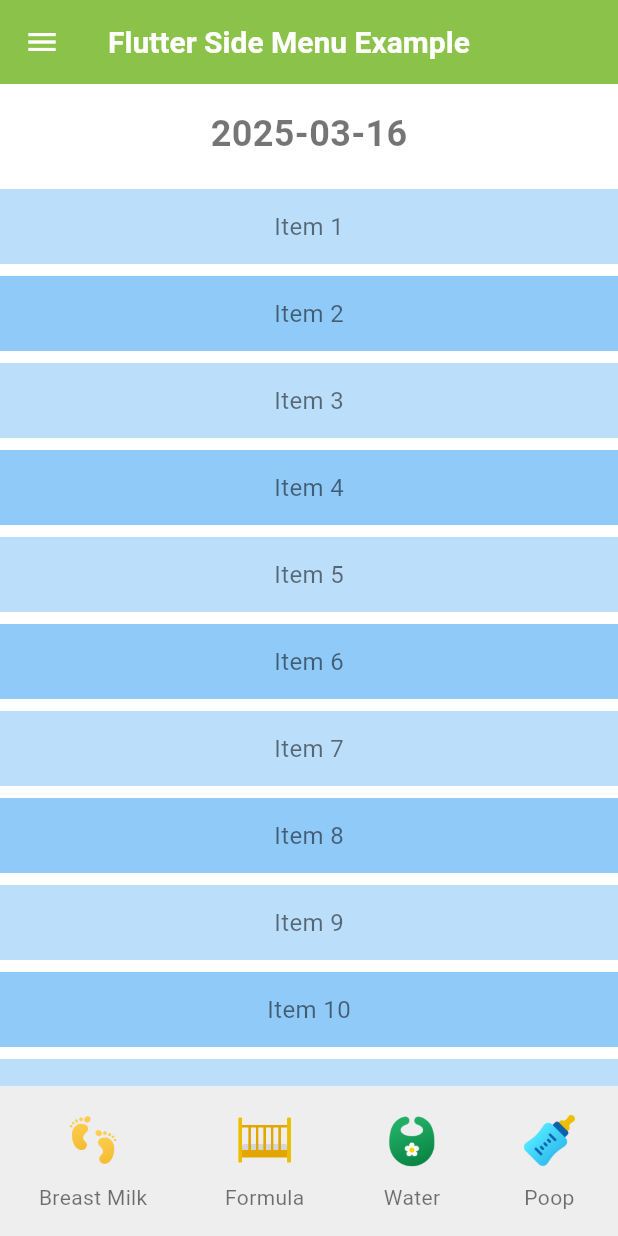
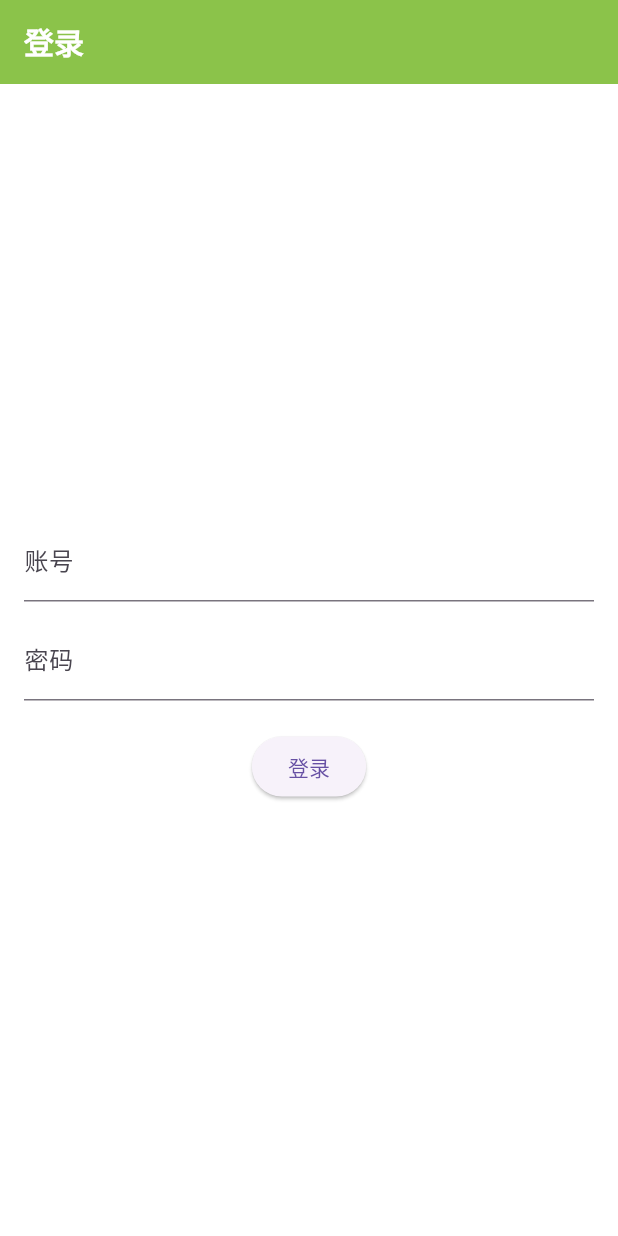
Before and after one commit to chaoyueLin/baby_care_demo, a Flutter app: the screen it shows after launch, on a phone screen of 412 x 824 dp. Run offline on Flutter 3.47's test engine with Material 3 defaults, Android fonts, the phone set to English and light mode, and no system bars; our stand-ins replace fl_chart, flutter_datetime_picker_plus, shared_preferences, sqflite; missing offline and left inert: image_pickers; accounts and stored records are empty; generated files the repository leaves out were written again.

Commit message:
增加登录页路由

```diff
--- a/lib/main.dart
+++ b/lib/main.dart
@@ -1,67 +1,31 @@
+import 'package:baby_care_demo/routes/login_page.dart';
+import 'package:baby_care_demo/routes/main_page.dart';
 import 'package:flutter/material.dart';
-import 'dart:async';
-import 'routes/home_page.dart';
-import 'routes/search_page.dart';
-import 'routes/notifications_page.dart';
-import 'routes/profile_page.dart';
-import 'package:fluttertoast/fluttertoast.dart';
+import 'package:shared_preferences/shared_preferences.dart';
 import 'package:flutter_gen/gen_l10n/S.dart';
 
-void main() {
-  runApp(MyApp());
+
+void main() async {
+  WidgetsFlutterBinding.ensureInitialized();
+  SharedPreferences prefs = await SharedPreferences.getInstance();
+  bool isLoggedIn = prefs.getBool("isLoggedIn") ?? false;
+
+  runApp(MyApp(isLoggedIn: isLoggedIn));
 }
 
-class MyApp extends StatefulWidget {
-  @override
-  _MyAppState createState() => _MyAppState();
-}
+class MyApp extends StatelessWidget {
+  final bool isLoggedIn;
 
-class _MyAppState extends State<MyApp> {
-  int _currentIndex = 0;
-  DateTime? _lastPressedAt;
-
-  final List<Widget> _pages = [
-    HomePage(),
-    SearchPage(),
-    NotificationsPage(),
-    ProfilePage(),
-  ];
-
-  /// 监听返回键
-  Future<bool> _onWillPop() async {
-    if (_currentIndex != 0) {
-      setState(() {
-        _currentIndex = 0;
-      });
-      return false;
-    } else {
-      final DateTime now = DateTime.now();
-      if (_lastPressedAt == null ||
-          now.difference(_lastPressedAt!) > Duration(seconds: 2)) {
-        _lastPressedAt = now;
-
-        Fluttertoast.showToast(
-          msg: S.of(context)?.exitPrompt ?? "Press again to exit",
-          toastLength: Toast.LENGTH_SHORT,
-          gravity: ToastGravity.BOTTOM,
-          backgroundColor: Colors.black,
-          textColor: Colors.white,
-          fontSize: 16.0,
-        );
-
-        return false;
-      }
-      return true;
-    }
-  }
+  const MyApp({super.key, required this.isLoggedIn});
 
   @override
   Widget build(BuildContext context) {
     return MaterialApp(
+      title: 'My App',
       theme: ThemeData(
         primaryColor: Colors.lightGreen,
         scaffoldBackgroundColor: Colors.white,
-        appBarTheme: AppBarTheme(
+        appBarTheme: const AppBarTheme(
           color: Colors.lightGreen,
           titleTextStyle: TextStyle(
             color: Colors.white,
@@ -70,7 +34,7 @@ class _MyAppState extends State<MyApp> {
           ),
           iconTheme: IconThemeData(color: Colors.white),
         ),
-        textTheme: TextTheme(
+        textTheme: const TextTheme(
           bodyLarge: TextStyle(color: Colors.black87),
           bodyMedium: TextStyle(color: Colors.black54),
           bodySmall: TextStyle(
@@ -78,11 +42,11 @@ class _MyAppState extends State<MyApp> {
             fontWeight: FontWeight.bold,
           ),
         ),
-        buttonTheme: ButtonThemeData(
+        buttonTheme: const ButtonThemeData(
           buttonColor: Colors.lightGreen,
           textTheme: ButtonTextTheme.primary,
         ),
-        floatingActionButtonTheme: FloatingActionButtonThemeData(
+        floatingActionButtonTheme: const FloatingActionButtonThemeData(
           backgroundColor: Colors.lightGreen,
         ),
       ),
@@ -90,83 +54,10 @@ class _MyAppState extends State<MyApp> {
       // 默认语言
       localizationsDelegates: S.localizationsDelegates,
       supportedLocales: S.supportedLocales,
-      home: Builder(
-        builder: (context) => WillPopScope(
-          onWillPop: _onWillPop,
-          child: Scaffold(
-            appBar: AppBar(
-              title: Text(S.of(context)?.appTitle ?? "App"),
-            ),
-            drawer: _buildDrawer(context),
-            body: _pages[_currentIndex],
-          ),
-        ),
-      ),
-    );
-  }
-
-  /// **封装 Drawer 以避免 Navigator 相关错误**
-  Widget _buildDrawer(BuildContext context) {
-    return Drawer(
-      child: ListView(
-        padding: EdgeInsets.zero,
-        children: [
-          DrawerHeader(
-            decoration: BoxDecoration(
-              color: Colors.lightGreen,
-            ),
-            child: Text(
-              S.of(context)?.appTitle ?? "App",
-              style: TextStyle(
-                color: Colors.white,
-                fontSize: 24,
-              ),
-            ),
-          ),
-          _buildDrawerItem(
-            icon: Icons.home,
-            text: S.of(context)?.home ?? "Home",
-            index: 0,
-            context: context,
-          ),
-          _buildDrawerItem(
-            icon: Icons.search,
-            text: S.of(context)?.search ?? "Search",
-            index: 1,
-            context: context,
-          ),
-          _buildDrawerItem(
-            icon: Icons.notifications,
-            text: S.of(context)?.notifications ?? "Notifications",
-            index: 2,
-            context: context,
-          ),
-          _buildDrawerItem(
-            icon: Icons.person,
-            text: S.of(context)?.profile ?? "Profile",
-            index: 3,
-            context: context,
-          ),
-        ],
-      ),
-    );
-  }
-
-  /// **封装 Drawer Item**
-  Widget _buildDrawerItem({
-    required IconData icon,
-    required String text,
-    required int index,
-    required BuildContext context,
-  }) {
-    return ListTile(
-      leading: Icon(icon),
-      title: Text(text),
-      onTap: () {
-        setState(() {
-          _currentIndex = index;
-        });
-        Navigator.of(context, rootNavigator: true).pop(); // 关闭 Drawer
+      initialRoute: isLoggedIn ? '/main' : '/login',
+      routes: {
+        '/login': (context) => LoginPage(),
+        '/main': (context) => MainPage(),
       },
     );
   }
--- /dev/null
+++ b/lib/routes/login_page.dart
@@ -0,0 +1,51 @@
+import 'package:flutter/material.dart';
+import 'package:shared_preferences/shared_preferences.dart';
+
+class LoginPage extends StatefulWidget {
+  @override
+  _LoginPageState createState() => _LoginPageState();
+}
+
+class _LoginPageState extends State<LoginPage> {
+  final TextEditingController _usernameController = TextEditingController();
+  final TextEditingController _passwordController = TextEditingController();
+
+  Future<void> _login() async {
+    String username = _usernameController.text.trim();
+    String password = _passwordController.text.trim();
+
+    if (username.isEmpty || password.isEmpty) {
+      ScaffoldMessenger.of(context).showSnackBar(SnackBar(content: Text("请输入账号和密码")));
+      return;
+    }
+
+    if (username == "admin" && password == "123456") {
+      SharedPreferences prefs = await SharedPreferences.getInstance();
+      await prefs.setBool("isLoggedIn", true);
+
+      Navigator.pushReplacementNamed(context, '/main'); // 登录成功后跳转
+    } else {
+      ScaffoldMessenger.of(context).showSnackBar(SnackBar(content: Text("账号或密码错误")));
+    }
+  }
+
+  @override
+  Widget build(BuildContext context) {
+    return Scaffold(
+      appBar: AppBar(title: Text("登录")),
+      body: Padding(
+        padding: const EdgeInsets.all(16.0),
+        child: Column(
+          mainAxisAlignment: MainAxisAlignment.center,
+          children: [
+            TextField(controller: _usernameController, decoration: InputDecoration(labelText: "账号")),
+            SizedBox(height: 10),
+            TextField(controller: _passwordController, decoration: InputDecoration(labelText: "密码"), obscureText: true),
+            SizedBox(height: 20),
+            ElevatedButton(onPressed: _login, child: Text("登录")),
+          ],
+        ),
+      ),
+    );
+  }
+}
```
Also changed, not shown: lib/routes/main_page.dart (added, +69 -0 lines).
